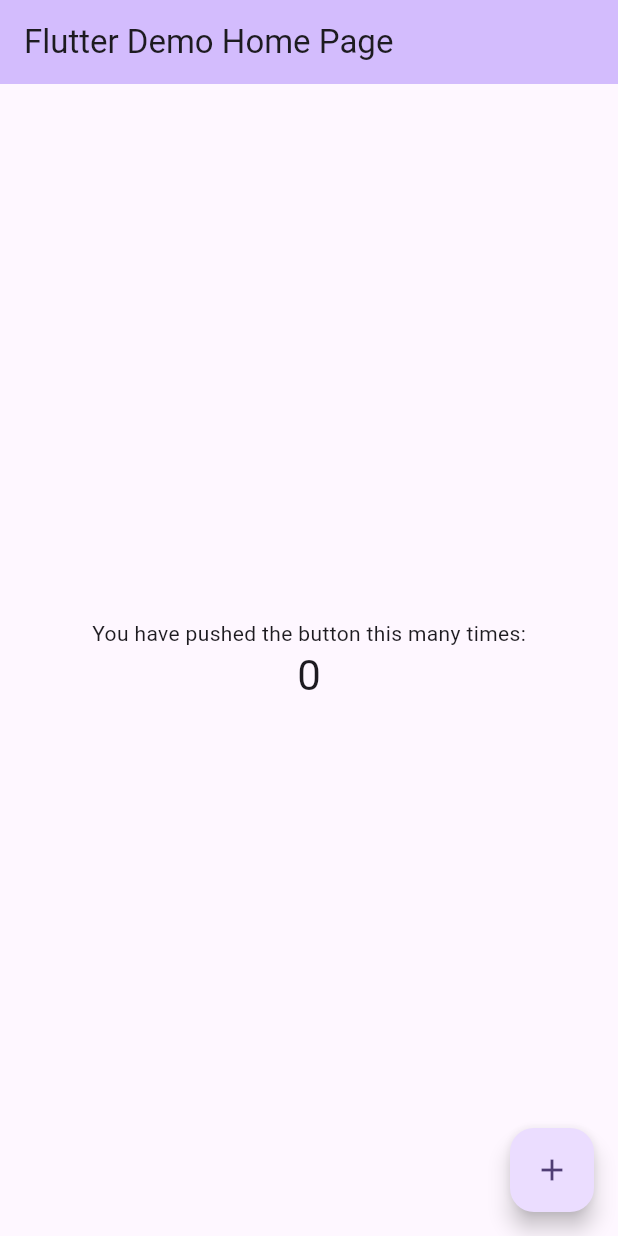
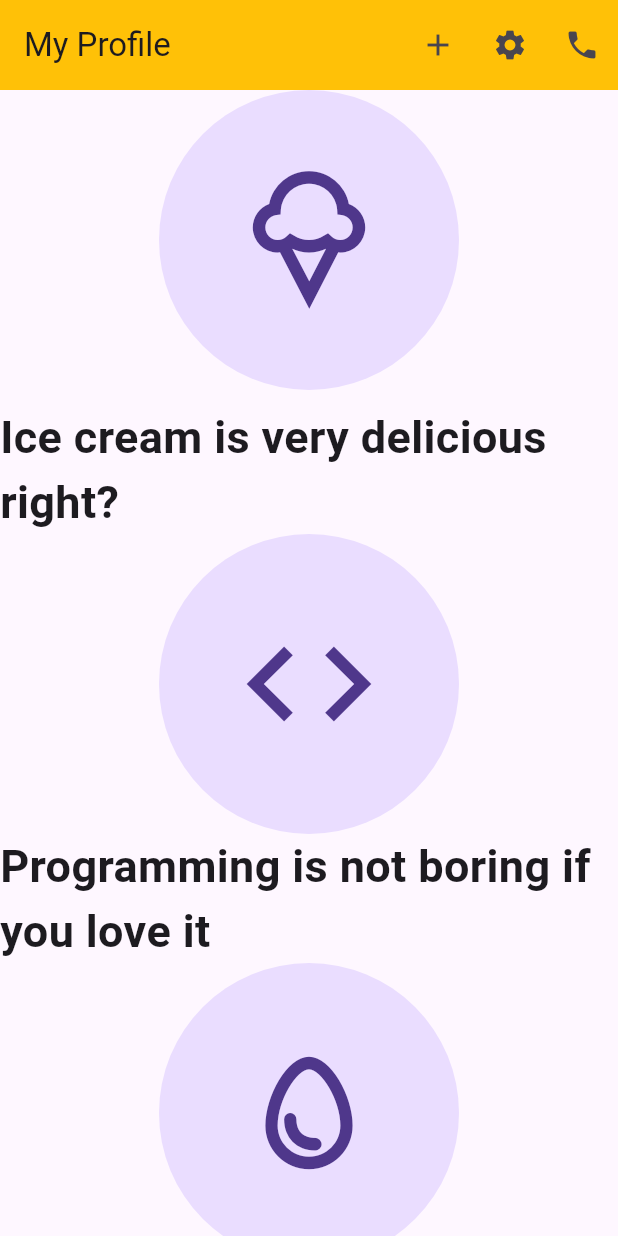
Before and after one commit to MehrabHussain47/Exam_02, a Flutter app: the screen it shows after launch, on a phone screen of 412 x 824 dp. Run offline on Flutter 3.47's test engine with Material 3 defaults, Android fonts, the phone set to English and light mode, and no system bars.

Commit message:
Intermediate Commit

```diff
--- a/lib/main.dart
+++ b/lib/main.dart
@@ -1,125 +1,105 @@
+import 'package:flutter/cupertino.dart';
 import 'package:flutter/material.dart';
 
-void main() {
-  runApp(const MyApp());
+main() {
+  runApp(const App());
 }
 
-class MyApp extends StatelessWidget {
-  const MyApp({super.key});
+class App extends StatelessWidget {
+  const App({super.key});
 
-  // This widget is the root of your application.
   @override
   Widget build(BuildContext context) {
-    return MaterialApp(
-      title: 'Flutter Demo',
-      theme: ThemeData(
-        // This is the theme of your application.
-        //
-        // TRY THIS: Try running your application with "flutter run". You'll see
-        // the application has a purple toolbar. Then, without quitting the app,
-        // try changing the seedColor in the colorScheme below to Colors.green
-        // and then invoke "hot reload" (save your changes or press the "hot
-        // reload" button in a Flutter-supported IDE, or press "r" if you used
-        // the command line to start the app).
-        //
-        // Notice that the counter didn't reset back to zero; the application
-        // state is not lost during the reload. To reset the state, use hot
-        // restart instead.
-        //
-        // This works for code too, not just values: Most code changes can be
-        // tested with just a hot reload.
-        colorScheme: ColorScheme.fromSeed(seedColor: Colors.deepPurple),
-        useMaterial3: true,
-      ),
-      home: const MyHomePage(title: 'Flutter Demo Home Page'),
+    return const MaterialApp(
+      debugShowCheckedModeBanner: false,
+      title: 'Assignment 2',
+      home: Ap(),
     );
   }
 }
 
-class MyHomePage extends StatefulWidget {
-  const MyHomePage({super.key, required this.title});
-
-  // This widget is the home page of your application. It is stateful, meaning
-  // that it has a State object (defined below) that contains fields that affect
-  // how it looks.
-
-  // This class is the configuration for the state. It holds the values (in this
-  // case the title) provided by the parent (in this case the App widget) and
-  // used by the build method of the State. Fields in a Widget subclass are
-  // always marked "final".
-
-  final String title;
-
-  @override
-  State<MyHomePage> createState() => _MyHomePageState();
-}
-
-class _MyHomePageState extends State<MyHomePage> {
-  int _counter = 0;
-
-  void _incrementCounter() {
-    setState(() {
-      // This call to setState tells the Flutter framework that something has
-      // changed in this State, which causes it to rerun the build method below
-      // so that the display can reflect the updated values. If we changed
-      // _counter without calling setState(), then the build method would not be
-      // called again, and so nothing would appear to happen.
-      _counter++;
-    });
-  }
+class Ap extends StatelessWidget {
+  const Ap({super.key});
 
   @override
   Widget build(BuildContext context) {
-    // This method is rerun every time setState is called, for instance as done
-    // by the _incrementCounter method above.
-    //
-    // The Flutter framework has been optimized to make rerunning build methods
-    // fast, so that you can just rebuild anything that needs updating rather
-    // than having to individually change instances of widgets.
     return Scaffold(
       appBar: AppBar(
-        // TRY THIS: Try changing the color here to a specific color (to
-        // Colors.amber, perhaps?) and trigger a hot reload to see the AppBar
-        // change color while the other colors stay the same.
-        backgroundColor: Theme.of(context).colorScheme.inversePrimary,
-        // Here we take the value from the MyHomePage object that was created by
-        // the App.build method, and use it to set our appbar title.
-        title: Text(widget.title),
+        title: Text(
+          'My Profile',
+          style: TextStyle(fontWeight: FontWeight.normal),
         ),
-      body: Center(
-        // Center is a layout widget. It takes a single child and positions it
-        // in the middle of the parent.
+        backgroundColor: Colors.amber,
+        toolbarHeight: 60,
+        actions: [
+          IconButton(onPressed: () {}, icon: Icon(Icons.add)),
+          IconButton(onPressed: () {}, icon: Icon(Icons.settings)),
+          IconButton(onPressed: () {}, icon: Icon(Icons.phone)),
+        ],
+      ),
+      body: const Body(),
+    );
+  }
+}
+
+class Body extends StatelessWidget {
+  const Body({super.key});
+
+  @override
+  Widget build(BuildContext context) {
+    return Center(
       child: Column(
-          // Column is also a layout widget. It takes a list of children and
-          // arranges them vertically. By default, it sizes itself to fit its
-          // children horizontally, and tries to be as tall as its parent.
-          //
-          // Column has various properties to control how it sizes itself and
-          // how it positions its children. Here we use mainAxisAlignment to
-          // center the children vertically; the main axis here is the vertical
-          // axis because Columns are vertical (the cross axis would be
-          // horizontal).
-          //
-          // TRY THIS: Invoke "debug painting" (choose the "Toggle Debug Paint"
-          // action in the IDE, or press "p" in the console), to see the
-          // wireframe for each widget.
-          mainAxisAlignment: MainAxisAlignment.center,
-          children: <Widget>[
-            const Text(
-              'You have pushed the button this many times:',
+        mainAxisAlignment: MainAxisAlignment.spaceAround,
+        children: [
+          Column(
+            children: const [
+              CircleAvatar(
+                radius: 100,
+                child: Icon(
+                  Icons.icecream_outlined,
+                  size: 100,
                 ),
+              ),
+              SizedBox(height: 10),
               Text(
-              '$_counter',
-              style: Theme.of(context).textTheme.headlineMedium,
+                "Ice cream is very delicious right?",
+                style: TextStyle(fontWeight: FontWeight.bold, fontSize: 30),
               ),
             ],
           ),
+          Column(
+            children: const [
+              CircleAvatar(
+                radius: 100,
+                child: Icon(
+                  Icons.code,
+                  size: 100,
                 ),
-      floatingActionButton: FloatingActionButton(
-        onPressed: _incrementCounter,
-        tooltip: 'Increment',
-        child: const Icon(Icons.add),
-      ), // This trailing comma makes auto-formatting nicer for build methods.
+              ),
+              Text(
+                "Programming is not boring if you love it",
+                style: TextStyle(fontWeight: FontWeight.bold, fontSize: 30),
+              ),
+            ],
+          ),
+          Column(
+            children: const [
+              CircleAvatar(
+                radius: 100,
+                child: Icon(
+                  Icons.egg_outlined,
+                  size: 100,
+                ),
+              ),
+              Text(
+                "If you submit code directly from ChatGPT \nthen mark will be 0",
+                textAlign: TextAlign.left,
+                style: TextStyle(fontWeight: FontWeight.bold, fontSize: 30),
+              ),
+            ],
+          ),
+        ],
+      ),
     );
   }
 }
```
Also changed, not shown: 2 other files. Lines whose indentation alone changed are shown as unchanged.
